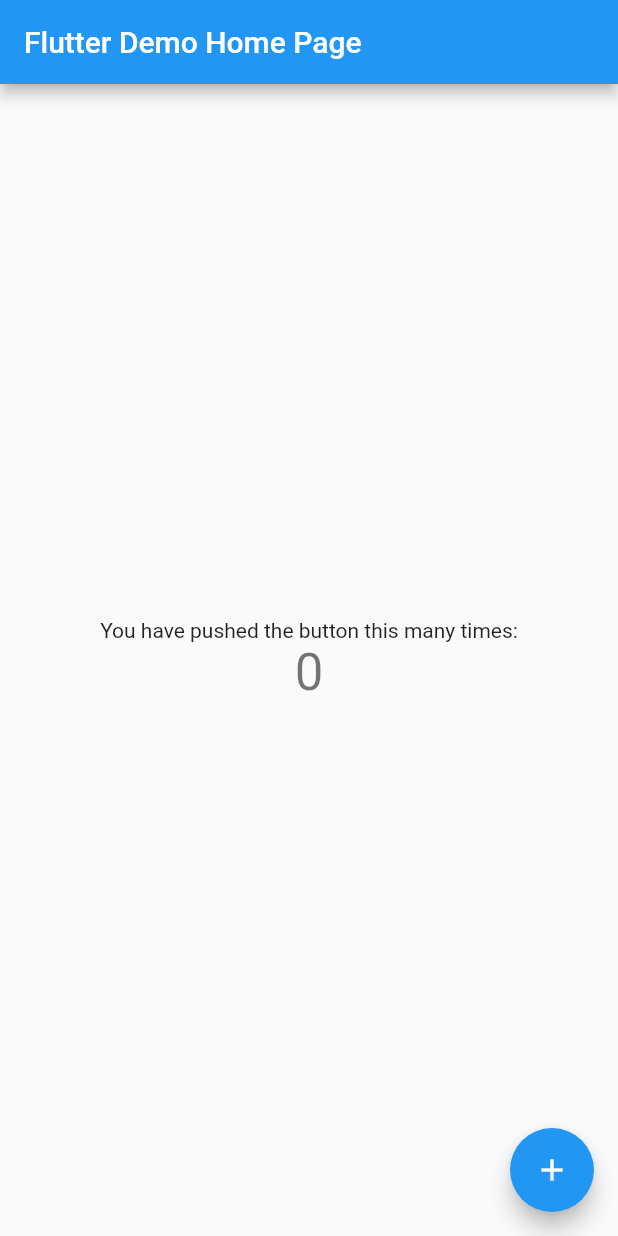
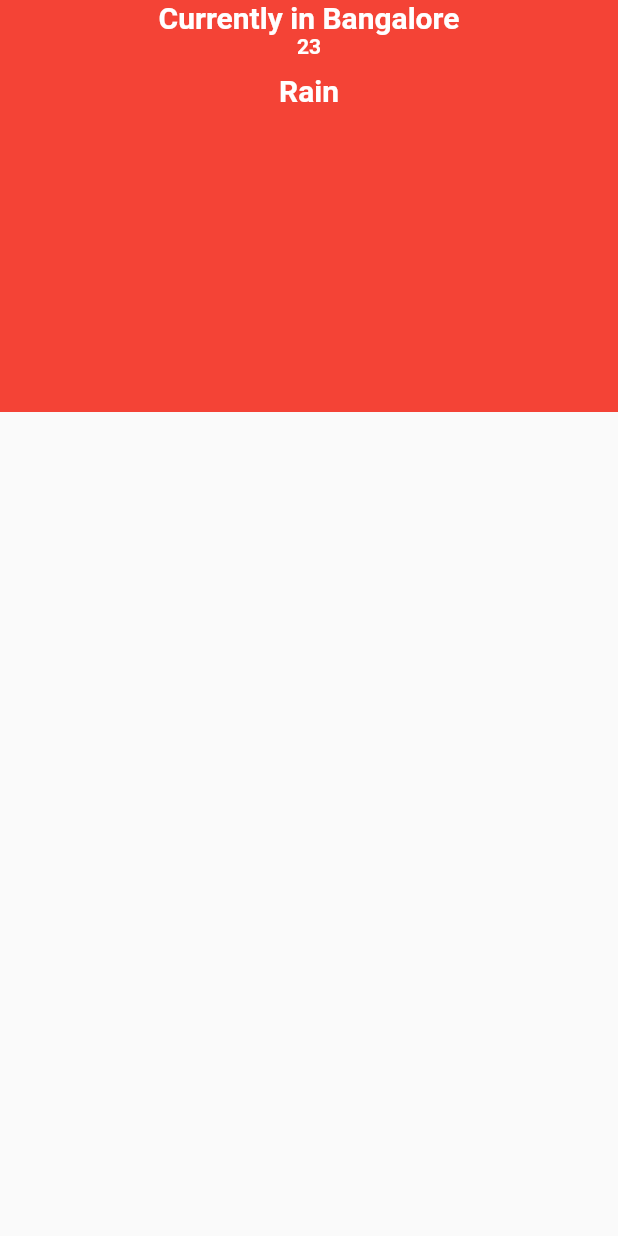
Before and after one commit to heyyakash/flutterweatherapp, a Flutter app: the screen it shows after launch, on a phone screen of 412 x 824 dp. Run offline on Flutter 3.47's test engine with Material 2 defaults, Android fonts, the phone set to English and light mode, and no system bars.

Commit message:
added weather display

```diff
--- a/analysis_options.yaml
+++ b/analysis_options.yaml
@@ -22,6 +22,8 @@ linter:
   # `// ignore_for_file: name_of_lint` syntax on the line or in the file
   # producing the lint.
   rules:
+    use_key_in_widget_constructors: false
+    prefer_const_literals_to_create_immutables: false
     # avoid_print: false  # Uncomment to disable the `avoid_print` rule
     # prefer_single_quotes: true  # Uncomment to enable the `prefer_single_quotes` rule
 
--- a/lib/main.dart
+++ b/lib/main.dart
@@ -1,115 +1,54 @@
+// ignore_for_file: prefer_const_constructors, sized_box_for_whitespace
+
 import 'package:flutter/material.dart';
 
 void main() {
-  runApp(const MyApp());
+  runApp(MaterialApp(home: Home()));
 }
 
-class MyApp extends StatelessWidget {
-  const MyApp({Key? key}) : super(key: key);
-
-  // This widget is the root of your application.
+class Home extends StatefulWidget {
   @override
-  Widget build(BuildContext context) {
-    return MaterialApp(
-      title: 'Flutter Demo',
-      theme: ThemeData(
-        // This is the theme of your application.
-        //
-        // Try running your application with "flutter run". You'll see the
-        // application has a blue toolbar. Then, without quitting the app, try
-        // changing the primarySwatch below to Colors.green and then invoke
-        // "hot reload" (press "r" in the console where you ran "flutter run",
-        // or simply save your changes to "hot reload" in a Flutter IDE).
-        // Notice that the counter didn't reset back to zero; the application
-        // is not restarted.
-        primarySwatch: Colors.blue,
-      ),
-      home: const MyHomePage(title: 'Flutter Demo Home Page'),
-    );
+  State<StatefulWidget> createState() {
+    return _HomeState();
   }
 }
 
-class MyHomePage extends StatefulWidget {
-  const MyHomePage({Key? key, required this.title}) : super(key: key);
-
-  // This widget is the home page of your application. It is stateful, meaning
-  // that it has a State object (defined below) that contains fields that affect
-  // how it looks.
-
-  // This class is the configuration for the state. It holds the values (in this
-  // case the title) provided by the parent (in this case the App widget) and
-  // used by the build method of the State. Fields in a Widget subclass are
-  // always marked "final".
-
-  final String title;
-
-  @override
-  State<MyHomePage> createState() => _MyHomePageState();
-}
-
-class _MyHomePageState extends State<MyHomePage> {
-  int _counter = 0;
-
-  void _incrementCounter() {
-    setState(() {
-      // This call to setState tells the Flutter framework that something has
-      // changed in this State, which causes it to rerun the build method below
-      // so that the display can reflect the updated values. If we changed
-      // _counter without calling setState(), then the build method would not be
-      // called again, and so nothing would appear to happen.
-      _counter++;
-    });
-  }
-
+class _HomeState extends State<Home> {
   @override
   Widget build(BuildContext context) {
-    // This method is rerun every time setState is called, for instance as done
-    // by the _incrementCounter method above.
-    //
-    // The Flutter framework has been optimized to make rerunning build methods
-    // fast, so that you can just rebuild anything that needs updating rather
-    // than having to individually change instances of widgets.
     return Scaffold(
-      appBar: AppBar(
-        // Here we take the value from the MyHomePage object that was created by
-        // the App.build method, and use it to set our appbar title.
-        title: Text(widget.title),
-      ),
-      body: Center(
-        // Center is a layout widget. It takes a single child and positions it
-        // in the middle of the parent.
-        child: Column(
-          // Column is also a layout widget. It takes a list of children and
-          // arranges them vertically. By default, it sizes itself to fit its
-          // children horizontally, and tries to be as tall as its parent.
-          //
-          // Invoke "debug painting" (press "p" in the console, choose the
-          // "Toggle Debug Paint" action from the Flutter Inspector in Android
-          // Studio, or the "Toggle Debug Paint" command in Visual Studio Code)
-          // to see the wireframe for each widget.
-          //
-          // Column has various properties to control how it sizes itself and
-          // how it positions its children. Here we use mainAxisAlignment to
-          // center the children vertically; the main axis here is the vertical
-          // axis because Columns are vertical (the cross axis would be
-          // horizontal).
-          mainAxisAlignment: MainAxisAlignment.center,
-          children: <Widget>[
-            const Text(
-              'You have pushed the button this many times:',
-            ),
-            Text(
-              '$_counter',
-              style: Theme.of(context).textTheme.headline4,
-            ),
-          ],
-        ),
-      ),
-      floatingActionButton: FloatingActionButton(
-        onPressed: _incrementCounter,
-        tooltip: 'Increment',
-        child: const Icon(Icons.add),
-      ), // This trailing comma makes auto-formatting nicer for build methods.
-    );
+        body: Column(children: [
+      Container(
+          height: MediaQuery.of(context).size.height / 3,
+          width: MediaQuery.of(context).size.width,
+          color: Colors.red,
+          child: Column(
+            children: [
+              Padding(
+                padding: EdgeInsets.only(top: .0),
+                child: Text('Currently in Bangalore',
+                    style: TextStyle(
+                        color: Colors.white,
+                        fontSize: 20.0,
+                        fontWeight: FontWeight.w600)),
+              ),
+              Text(
+                '23\u0000',
+                style: TextStyle(
+                    color: Colors.white,
+                    fontSize: 14.0,
+                    fontWeight: FontWeight.w600),
+              ),
+              Padding(
+                padding: EdgeInsets.only(top: 10.0),
+                child: Text('Rain',
+                    style: TextStyle(
+                        color: Colors.white,
+                        fontSize: 20.0,
+                        fontWeight: FontWeight.w600)),
+              ),
+            ],
+          ))
+    ]));
   }
 }
```
Also changed, not shown: 1 other file.
